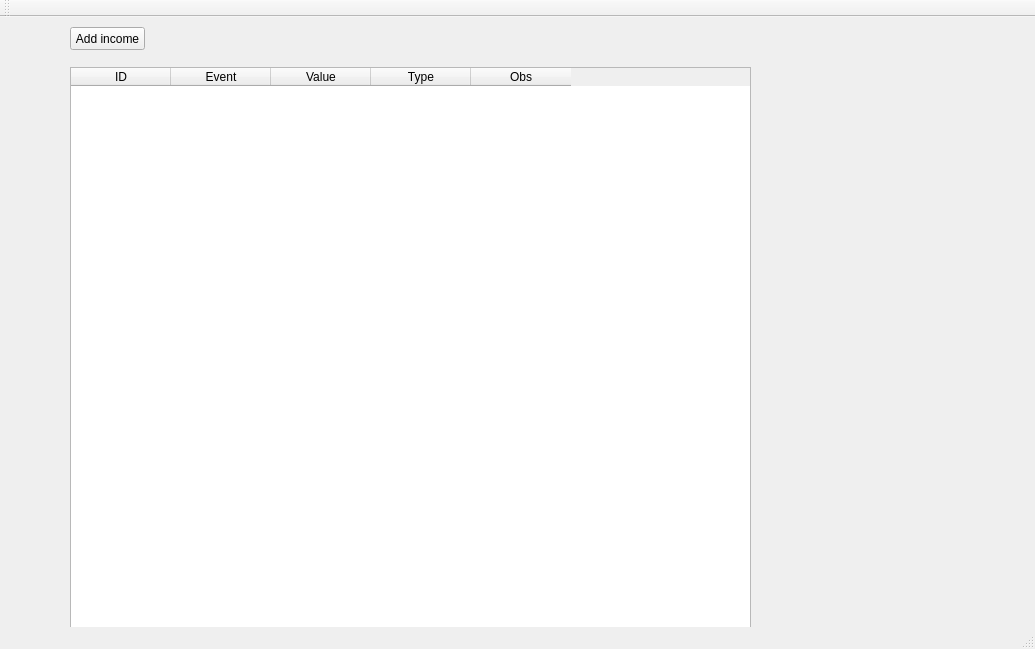
Before: the Qt Designer form incomemanager.ui in neatudarius/IncomeManager, drawn with Qt 5.
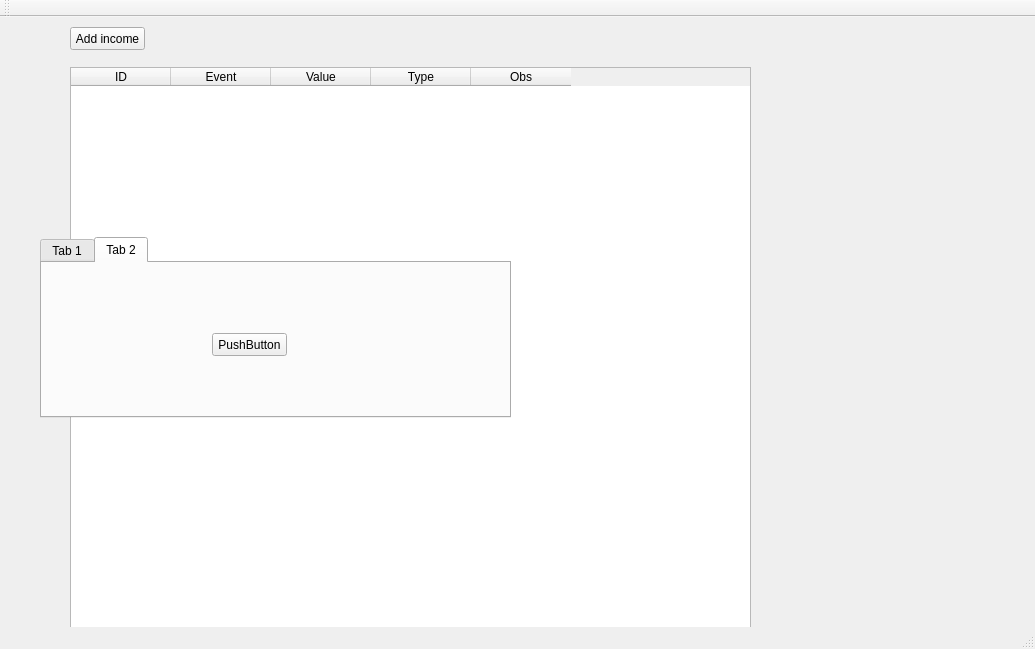
After: the same form once the commit is applied.

```diff
--- a/incomemanager.ui
+++ b/incomemanager.ui
@@ -62,6 +62,55 @@
      <string>Add income</string>
     </property>
    </widget>
+   <widget class="QTabWidget" name="tabWidget">
+    <property name="geometry">
+     <rect>
+      <x>40</x>
+      <y>220</y>
+      <width>471</width>
+      <height>181</height>
+     </rect>
+    </property>
+    <property name="currentIndex">
+     <number>1</number>
+    </property>
+    <widget class="QWidget" name="tab">
+     <attribute name="title">
+      <string>Tab 1</string>
+     </attribute>
+     <widget class="QPushButton" name="pushButton">
+      <property name="geometry">
+       <rect>
+        <x>30</x>
+        <y>60</y>
+        <width>75</width>
+        <height>23</height>
+       </rect>
+      </property>
+      <property name="text">
+       <string>PushButton</string>
+      </property>
+     </widget>
+    </widget>
+    <widget class="QWidget" name="tab_2">
+     <attribute name="title">
+      <string>Tab 2</string>
+     </attribute>
+     <widget class="QPushButton" name="pushButton_2">
+      <property name="geometry">
+       <rect>
+        <x>170</x>
+        <y>70</y>
+        <width>75</width>
+        <height>23</height>
+       </rect>
+      </property>
+      <property name="text">
+       <string>PushButton</string>
+      </property>
+     </widget>
+    </widget>
+   </widget>
   </widget>
   <widget class="QToolBar" name="mainToolBar">
    <attribute name="toolBarArea">
```
